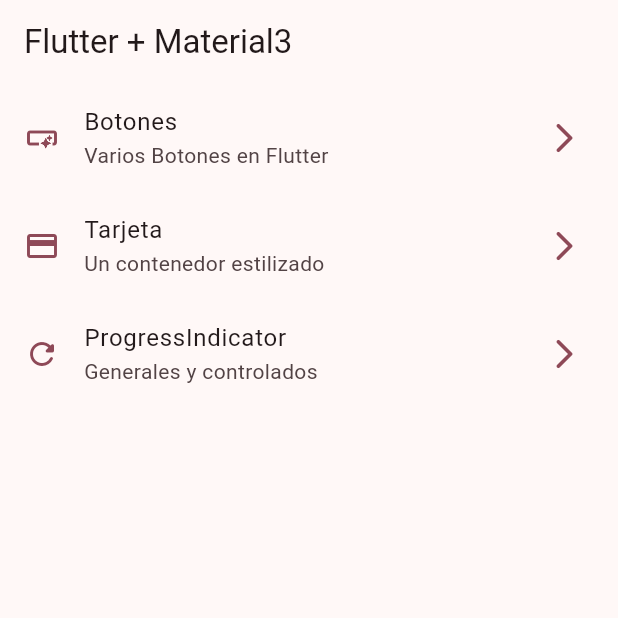
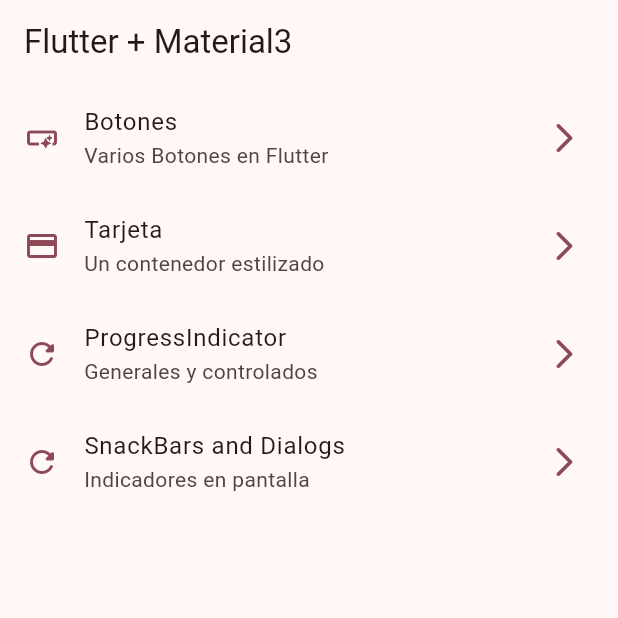
Before and after one commit to EdHuayllasco/WidgetsApp, a Flutter app: the screen it shows after launch, on a phone screen of 412 x 824 dp, the top half of it. Run offline on Flutter 3.47's test engine with Material 2 defaults, Android fonts, the phone set to English and light mode, and no system bars; our stand-ins replace go_router.

Commit message:
snackbar finished

```diff
--- a/lib/config/menu/menu_items.dart
+++ b/lib/config/menu/menu_items.dart
@@ -20,4 +20,5 @@ const List<MenuItem> appMenuItems =  [
   MenuItem(title: 'Botones', subtitle: 'Varios Botones en Flutter', link: '/buttons', icon: Icons.smart_button_outlined),
   MenuItem(title: 'Tarjeta', subtitle: 'Un contenedor estilizado', link: '/cards', icon: Icons.credit_card),
   MenuItem(title: 'ProgressIndicator', subtitle: 'Generales y controlados', link: '/progress', icon: Icons.refresh_rounded),
+  MenuItem(title: 'SnackBars and Dialogs', subtitle: 'Indicadores en pantalla', link: '/snackbars', icon: Icons.refresh_rounded),
 ];
--- a/lib/config/router/app_router.dart
+++ b/lib/config/router/app_router.dart
@@ -26,5 +26,11 @@ final appRouter = GoRouter(
       path: '/progress',
       builder: (context, state) => const ProgressScreen(),
     ),
+    GoRoute(
+      name: SnackbarScreen.name,
+      path: '/snackbars',
+      builder: (context, state) => const SnackbarScreen(),
+    ),
   ],
+
 );
```
Also changed, not shown: lib/Presentation/screens/snackbar/snackbar_screen.dart (+22 -1 lines).
